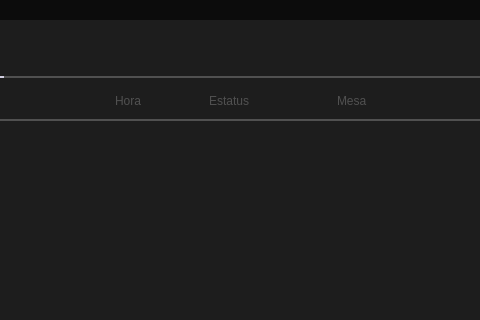
Qt form Restaurante/Mesero/statusplatillos.ui (camvaz/restaurante-ihc) before a commit; both pictures show x 279 to 759 and y 0 to 320 of the 900 by 600 pixel window.
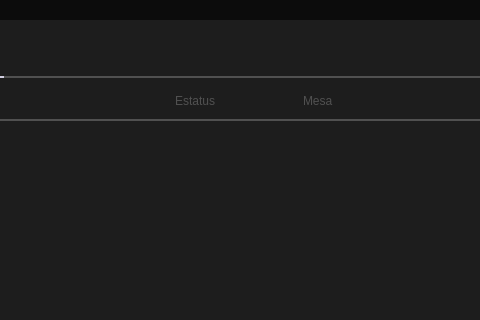
The same form after that commit.

```diff
--- a/Restaurante/Mesero/statusplatillos.ui
+++ b/Restaurante/Mesero/statusplatillos.ui
@@ -240,17 +240,6 @@
            </property>
           </spacer>
          </item>
-         <item>
-          <widget class="QLabel" name="label_5">
-           <property name="styleSheet">
-            <string notr="true">font: 75 11pt &quot;Noto Serif&quot;;
-color:#505050;</string>
-           </property>
-           <property name="text">
-            <string>Hora</string>
-           </property>
-          </widget>
-         </item>
          <item>
           <spacer name="horizontalSpacer_7">
            <property name="orientation">
```
Left out of the diff: 2 changed lines with no effect on the pictures.
